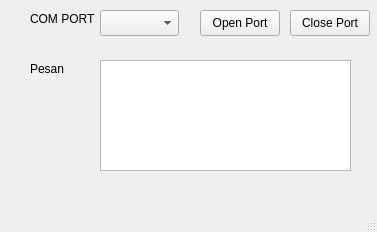
Old version of the form SerialCom/mainwindow.ui in the repository ekharisma/serialComQt.
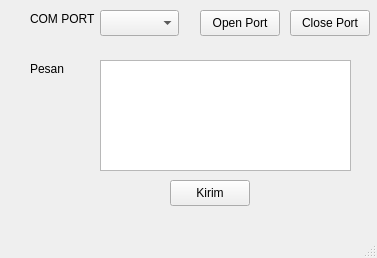
New version of the form.

Diff of the .ui file:
```diff
--- a/SerialCom/mainwindow.ui
+++ b/SerialCom/mainwindow.ui
@@ -7,7 +7,7 @@
     <x>0</x>
     <y>0</y>
     <width>377</width>
-    <height>232</height>
+    <height>258</height>
    </rect>
   </property>
   <property name="windowTitle">
@@ -86,6 +86,19 @@
      <string>Close Port</string>
     </property>
    </widget>
+   <widget class="QPushButton" name="sendBtn">
+    <property name="geometry">
+     <rect>
+      <x>170</x>
+      <y>180</y>
+      <width>80</width>
+      <height>26</height>
+     </rect>
+    </property>
+    <property name="text">
+     <string>Kirim</string>
+    </property>
+   </widget>
   </widget>
   <widget class="QMenuBar" name="menubar">
    <property name="geometry">
```
Left out of the diff: 4 changed lines with no effect on the pictures.
